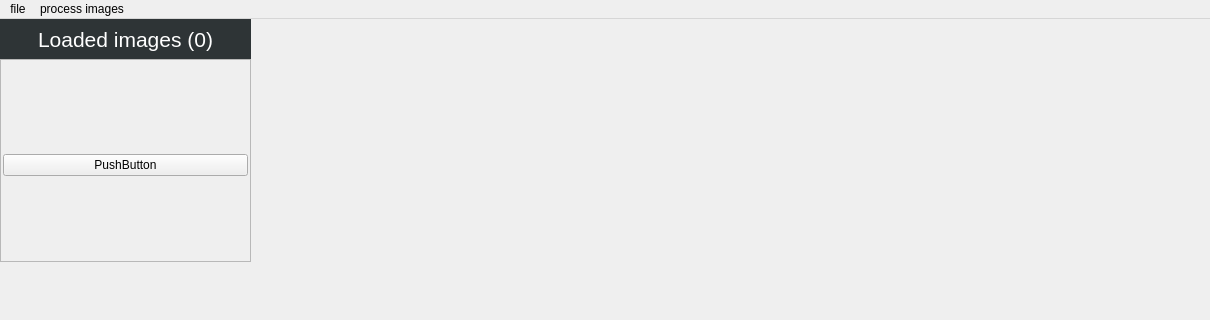
This is QtUi/main.ui in noah-peeters/python-focus-stacking as Qt 5 draws it before an edit; both pictures show x 0 to 1210 and y 0 to 320 of the 1210 by 839 pixel window. The edited form follows.
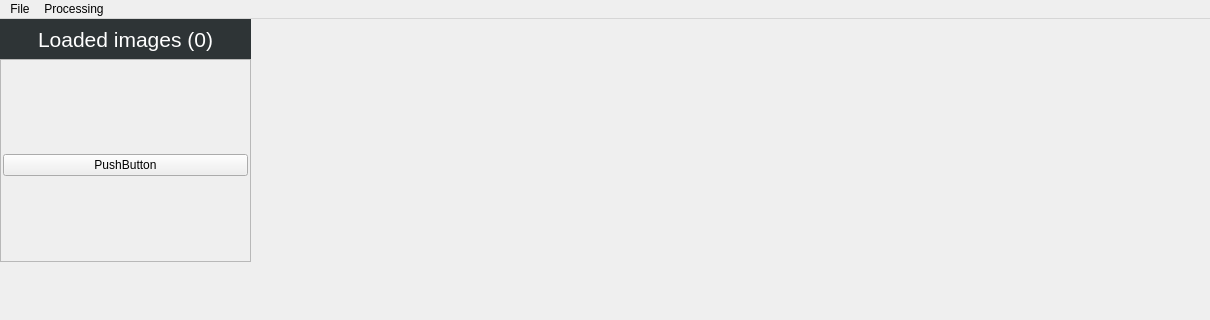
This is the edited form. Icons and pictures are not drawn.

Commit message: Pop-up message improvement and image alignment

Patch:
```diff
--- a/QtUi/main.ui
+++ b/QtUi/main.ui
@@ -130,23 +130,23 @@
    </property>
    <widget class="QMenu" name="file_menu">
     <property name="title">
-     <string>file</string>
+     <string>File</string>
     </property>
     <addaction name="load_images_action"/>
     <addaction name="save_project_action"/>
     <addaction name="export_output_action"/>
     <addaction name="quit_action"/>
    </widget>
-   <widget class="QMenu" name="process_images_menu">
+   <widget class="QMenu" name="processing_menu">
     <property name="title">
-     <string>process images</string>
+     <string>Processing</string>
     </property>
     <addaction name="align_images_action"/>
     <addaction name="stack_images_action"/>
     <addaction name="align_and_stack_images_action"/>
    </widget>
    <addaction name="file_menu"/>
-   <addaction name="process_images_menu"/>
+   <addaction name="processing_menu"/>
   </widget>
   <widget class="QStatusBar" name="statusbar"/>
   <action name="load_images_action">
```
The commit also changes 4 other files.
